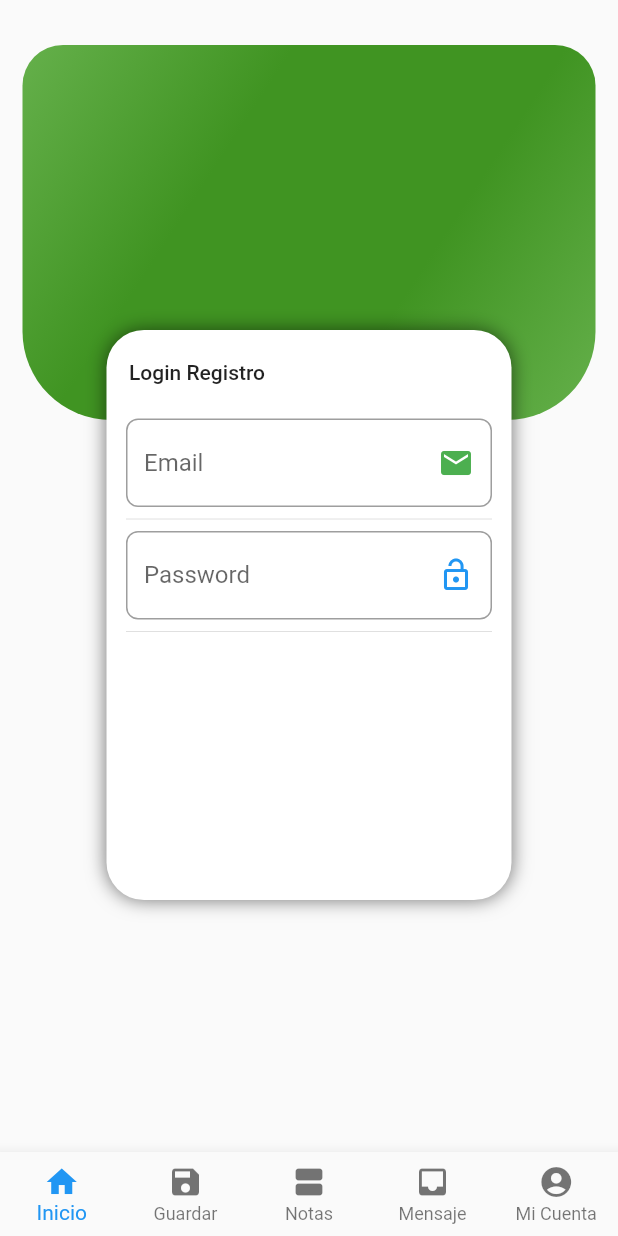
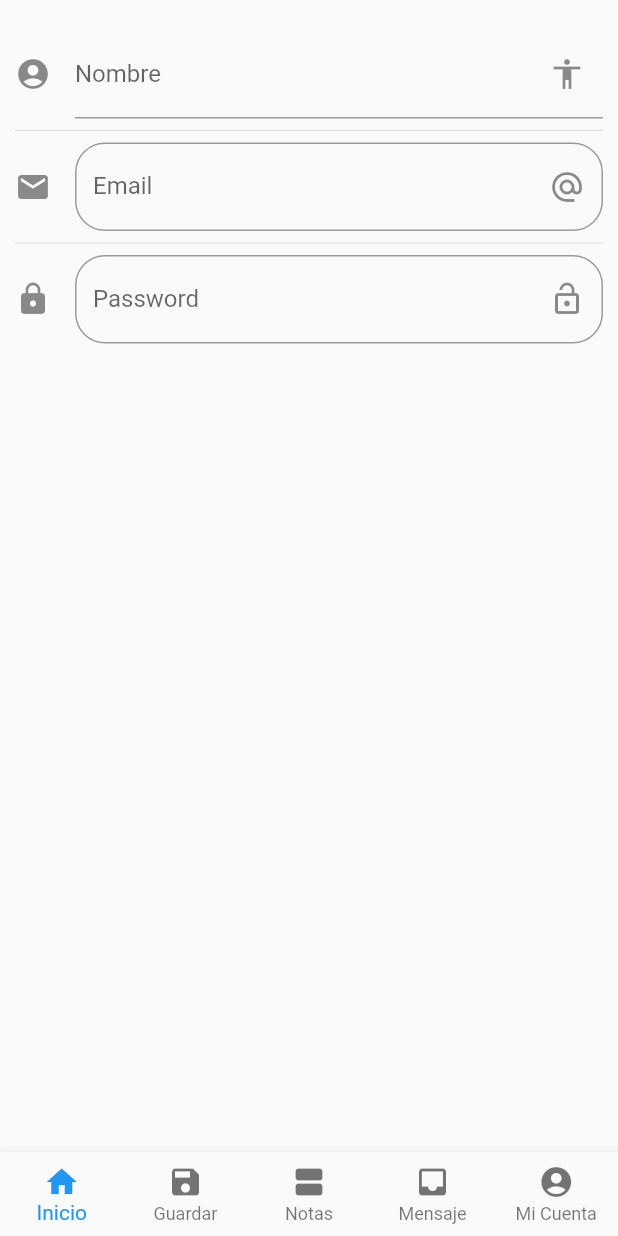
Before and after one commit to jpgotopo/gpm_tracking_v2, a Flutter app: the screen it shows after launch, on a phone screen of 412 x 824 dp. Run offline on Flutter 3.47's test engine with Material 2 defaults, Android fonts, the phone set to English and light mode, and no system bars.

Commit message:
Creando otra pagina de registro, puesto que da error de render el SignInUp

```diff
--- a/lib/main.dart
+++ b/lib/main.dart
@@ -1,5 +1,6 @@
 import 'package:flutter/material.dart';
 import 'package:gpm_tracking_v2/pages/inicio.dart';
+import 'package:gpm_tracking_v2/pages/login_registro.dart';
 import 'package:gpm_tracking_v2/pages/sign_in_up.dart';
 
 void main() => runApp(MyApp());
@@ -24,7 +25,7 @@ class _MyHomePageState extends State<MyHomePage> {
   int _selectedIndex = 0;
 
   final _layoutPage = [
-    SignInUp(),
+    RegistroLogin(),
     Inicio(),
   ];
 
--- /dev/null
+++ b/lib/pages/login_registro.dart
@@ -0,0 +1,92 @@
+import 'package:flutter/material.dart';
+
+class RegistroLogin extends StatefulWidget {
+  @override
+  _RegistroLoginState createState() => _RegistroLoginState();
+}
+
+class _RegistroLoginState extends State<RegistroLogin> {
+  String _nombre = '';
+  String _email = '';
+  @override
+  Widget build(BuildContext context) {
+    return Scaffold(
+      body: ListView(
+        padding: EdgeInsets.symmetric(horizontal: 10.0, vertical: 20.0),
+        children: <Widget>[
+          _crearInput(),
+          Divider(),
+          _crearEmail(),
+          Divider(),
+          _crearPassword(),
+        ],
+      ),
+    );
+  }
+  Widget _crearInput() {
+
+    return TextField(
+      decoration: InputDecoration(
+        labelText: 'Nombre',
+        suffixIcon: Icon(Icons.accessibility),
+        icon: Icon(Icons.account_circle),
+
+      ),
+      onChanged: (valor){
+        setState(() {
+          _nombre = valor;
+        });
+      },
+    );
+  }
+
+  Widget _crearEmail() {
+
+    return TextField(
+      keyboardType: TextInputType.emailAddress,
+      decoration: InputDecoration(
+
+        hintText: 'Email',
+        labelText: 'Email',
+        suffixIcon: Icon( Icons.alternate_email ),
+        icon: Icon (Icons.email),
+        border: OutlineInputBorder(
+          borderRadius: BorderRadius.circular(20.0),
+        ),
+      ),
+      onChanged: (valor) {
+
+        setState(() {
+          _email = valor;
+        });
+
+
+      },
+    );
+
+  }
+
+  Widget _crearPassword() {
+    return TextField(
+      //autofocus: true,
+      obscureText: true,
+      decoration: InputDecoration(
+        hintText: 'Password',
+        labelText: 'Password',
+        suffixIcon: Icon( Icons.lock_open ),
+        icon: Icon (Icons.lock),
+        border: OutlineInputBorder(
+          borderRadius: BorderRadius.circular(20.0),
+        ),
+      ),
+      onChanged: (valor) {
+
+        setState(() {
+          _nombre = valor;
+        });
+
+
+      },
+    );
+  }
+}
--- a/lib/pages/sign_in_up.dart
+++ b/lib/pages/sign_in_up.dart
@@ -1,4 +1,5 @@
 import 'package:flutter/material.dart';
+import 'package:gpm_tracking_v2/pages/login.dart';
 
 void main() => runApp(SignInUp());
 
@@ -106,15 +107,17 @@ class _SignInState extends State<SignIn> {
   Widget _crearEmail() {
 
     return TextField(
+
       keyboardType: TextInputType.emailAddress,
+      autofocus: true,
       decoration: InputDecoration(
 
         hintText: 'Email',
-        suffixIcon: Icon( Icons.email, color: Colors.green, ),
+        suffixIcon: Icon( Icons.email, color: Colors.green),
         //suffixIcon: Icon( Icons.alternate_email ),
         hoverColor: Colors.black12,
         border: OutlineInputBorder(
-          borderRadius: BorderRadius.circular(8.0),
+          borderRadius: BorderRadius.circular(12.0),
         ),
       ),
       onChanged: (valor) {
@@ -131,7 +134,7 @@ class _SignInState extends State<SignIn> {
 
   Widget _crearPassword() {
     return TextField(
-      //autofocus: true,
+
       obscureText: true,
       decoration: InputDecoration(
         hintText: 'Password',
@@ -139,7 +142,7 @@ class _SignInState extends State<SignIn> {
         suffixIcon: Icon( Icons.lock_open, color: Colors.blue, ),
 
         border: OutlineInputBorder(
-          borderRadius: BorderRadius.circular(8.0),
+          borderRadius: BorderRadius.circular(12.0),
         ),
       ),
       onChanged: (valor) {
```
Also changed, not shown: lib/pages/login.dart (added, +89 -0 lines), lib/pages/profile.dart (added), 1 other file.
